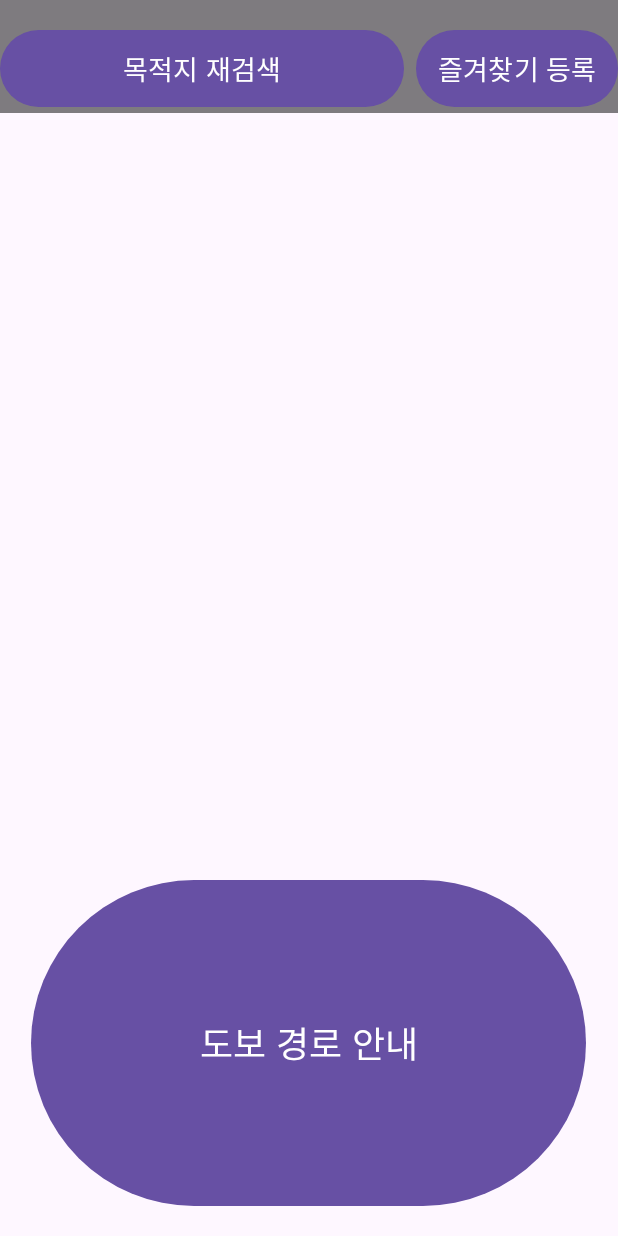
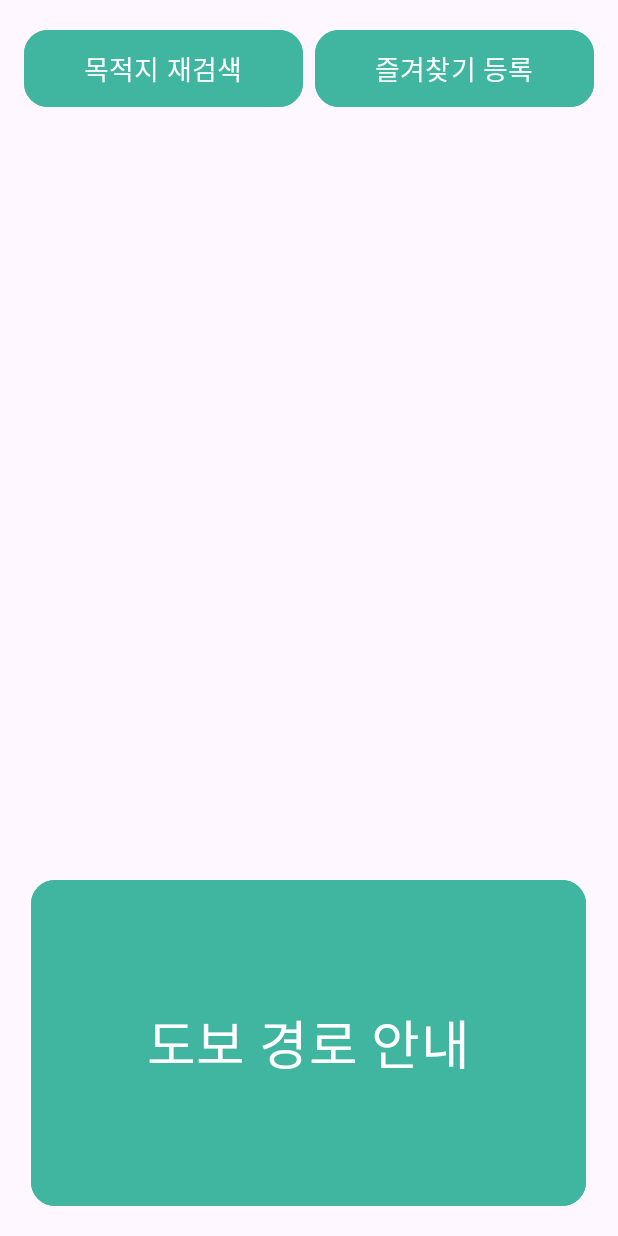
Before and after one commit to OS-Project-OPAYA/tansiri-frontend, an Android app: the WalkingRouteActivity screen opened directly, with no data from a screen before it, on a phone screen of 412 x 824 dp. Run offline under Robolectric (Android 15) with nearby library versions, the phone set to English and light mode, and no system bars; libraries missing offline, so code that uses them is left out: com.skt.tmap; 4 statements that could not run were skipped.

Commit message:
UI and fix error

```diff
--- a/app/src/main/java/com/capstone/tansiri/WalkingRouteActivity.java
+++ b/app/src/main/java/com/capstone/tansiri/WalkingRouteActivity.java
@@ -148,7 +148,9 @@ public class WalkingRouteActivity extends AppCompatActivity {
     }
 
     private void setInitialMapPosition() {
-        tMapView.setCenterPoint(userLat, userLon); // 초기 위치로 중심 설정
+        Double clat = Double.parseDouble(currentLatitude);
+        Double clon = Double.parseDouble(currentLongitude);
+        tMapView.setCenterPoint(clat, clon); // 초기 위치로 중심 설정
         tMapView.setZoomLevel(14); // 기본 줌 레벨 설정
     }
 
--- a/app/src/main/res/layout/activity_walking_route.xml
+++ b/app/src/main/res/layout/activity_walking_route.xml
@@ -1,48 +1,51 @@
 <?xml version="1.0" encoding="utf-8"?>
 <RelativeLayout xmlns:android="http://schemas.android.com/apk/res/android"
+    xmlns:app="http://schemas.android.com/apk/res-auto"
     android:layout_width="match_parent"
     android:layout_height="match_parent">
 
-    <!-- TMap 지도 영역 -->
     <LinearLayout
         android:id="@+id/linearLayoutTmap"
         android:layout_width="match_parent"
         android:layout_height="match_parent"
-        android:orientation="vertical">
-        <!-- 지도 관련 내용은 여기에 추가 -->
-    </LinearLayout>
+        android:orientation="vertical"></LinearLayout>
 
-    <!-- 목적지 재검색 및 즐겨찾기 등록 버튼 -->
     <LinearLayout
         android:layout_width="match_parent"
         android:layout_height="wrap_content"
-        android:orientation="horizontal"
-        android:layout_alignParentTop="true"
-        android:paddingTop="16dp"
-        android:background="#80000000"> <!-- 반투명 배경 적용 -->
+        android:layout_marginStart="16dp"
+        android:layout_marginTop="16dp"
+        android:layout_marginEnd="16dp"
+        android:orientation="horizontal">
 
         <Button
             android:id="@+id/btnResearch"
             android:layout_width="0dp"
             android:layout_height="wrap_content"
-            android:layout_marginEnd="4dp"
-            android:layout_weight="2"
+            android:layout_weight="1"
+            android:backgroundTint="#40B59F"
+            android:elevation="0dp"
             android:padding="12dp"
             android:text="목적지 재검색"
-            android:textSize="18sp"/>
+            android:textColor="#FFFFFF"
+            android:textSize="18sp"
+            app:cornerRadius="16dp" />
 
         <Button
             android:id="@+id/btnFavorite"
             android:layout_width="0dp"
             android:layout_height="wrap_content"
-            android:layout_marginStart="4dp"
+            android:layout_marginStart="8dp"
             android:layout_weight="1"
+            android:backgroundTint="#40B59F"
+            android:elevation="0dp"
             android:padding="12dp"
             android:text="즐겨찾기 등록"
-            android:textSize="18sp"/>
+            android:textColor="#FFFFFF"
+            android:textSize="18sp"
+            app:cornerRadius="16dp" />
     </LinearLayout>
 
-    <!-- 도보 경로 안내 버튼 -->
     <Button
         android:id="@+id/btnWalkRouteNavi"
         android:layout_width="370dp"
@@ -50,17 +53,27 @@
         android:layout_alignParentBottom="true"
         android:layout_centerHorizontal="true"
         android:layout_marginBottom="16dp"
+        android:backgroundTint="#40B59F"
+        android:elevation="0dp"
         android:text="도보 경로 안내"
-        android:textSize="24sp" />
+        android:textColor="#FFFFFF"
+        android:textSize="35sp"
+        app:cornerRadius="16dp" />
 
     <Button
         android:id="@+id/btnObjectRecognition"
-        android:layout_width="wrap_content"
+        android:layout_width="match_parent"
         android:layout_height="wrap_content"
         android:layout_alignParentTop="true"
+        android:layout_marginStart="16dp"
         android:layout_marginTop="16dp"
+        android:layout_marginEnd="16dp"
+        android:backgroundTint="#40B59F"
+        android:elevation="0dp"
+        android:padding="12dp"
         android:text="객체 인식"
-        android:visibility="gone" />
-
-
+        android:textColor="#FFFFFF"
+        android:textSize="18sp"
+        android:visibility="gone"
+        app:cornerRadius="20dp" />
 </RelativeLayout>
```
Also changed, not shown: app/src/main/java/com/capstone/tansiri/MainActivity.java (+4 -3 lines), app/src/main/res/layout/activity_favorite.xml (+6 -2 lines), app/src/main/res/layout/activity_main.xml (+31 -34 lines), app/src/main/res/layout/activity_search.xml (+7 -8 lines), app/src/main/res/layout/item_favorite.xml (+4 -4 lines), app/src/main/res/drawable/main_bookmark.png (added), app/src/main/res/drawable/main_camera.png (added), app/src/main/res/drawable/main_search.png (added).
